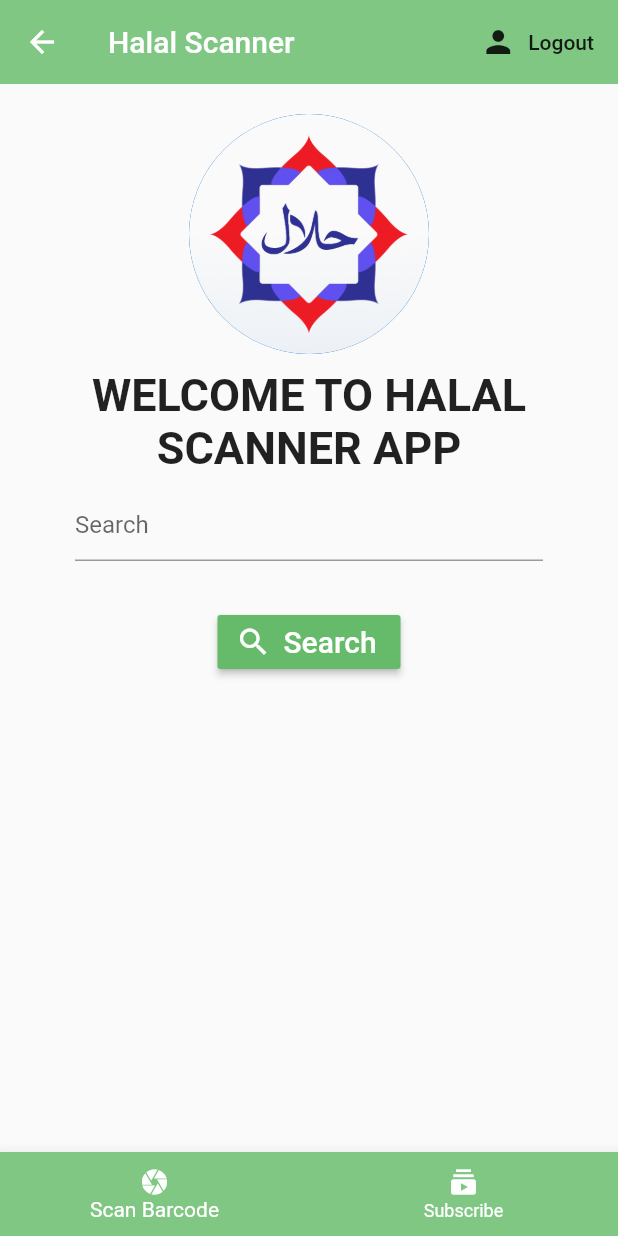
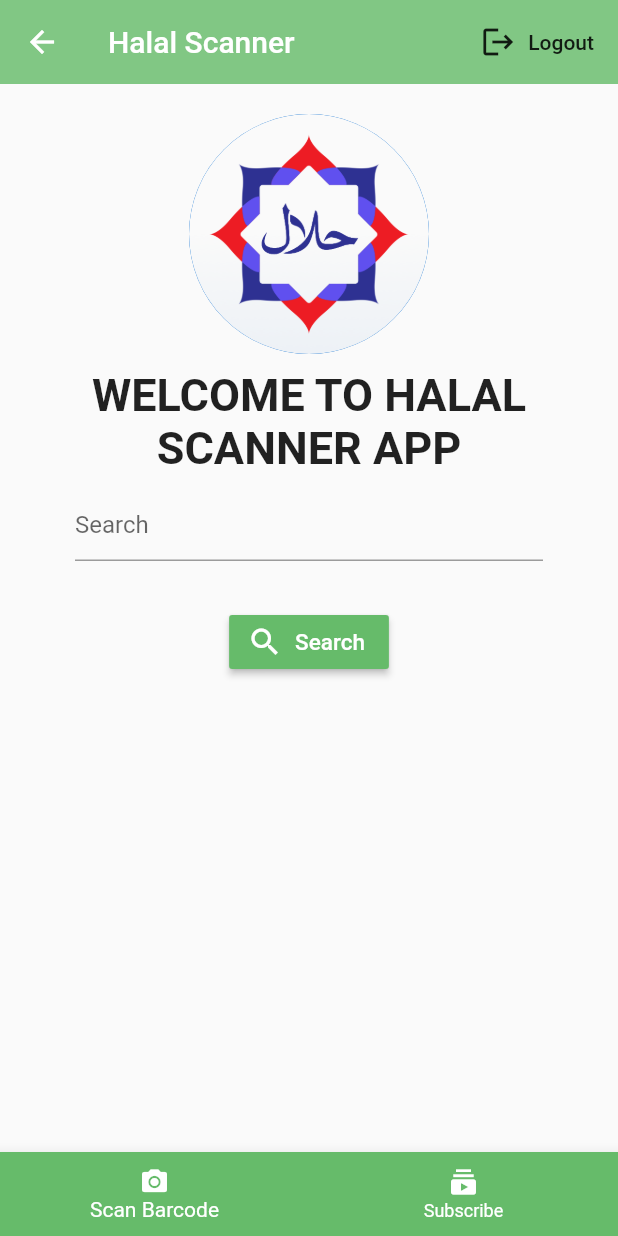
Before and after one commit to aimihelwany/halal_scanner-1, a Flutter app: the Dashboard screen opened directly, on a phone screen of 412 x 824 dp. Run offline on Flutter 3.47's test engine with Material 2 defaults, Android fonts, the phone set to English and light mode, and no system bars.

Commit message:
second commit

```diff
--- a/lib/dashboard.dart
+++ b/lib/dashboard.dart
@@ -17,7 +17,7 @@ class _DashboardState extends State<Dashboard> {
         title: Text('Halal Scanner'),
         actions: <Widget>[
           FlatButton.icon(
-            icon: Icon(Icons.person),
+            icon: Icon(Icons.logout),
             label: Text('Logout'),
             onPressed: () {
               Navigator.push(
@@ -79,7 +79,7 @@ class _DashboardState extends State<Dashboard> {
                 'Search',
                 style: TextStyle(
                   color: Colors.white,
-                  fontSize: 20.0,
+                  fontSize: 15.0,
                 ),
               ),
               color: Colors.green[400],
@@ -96,13 +96,13 @@ class _DashboardState extends State<Dashboard> {
         ),
       ),
       bottomNavigationBar: BottomNavigationBar(
-        backgroundColor: Colors.green[300],
+        backgroundColor: Colors.green[400],
         unselectedItemColor: Colors.white,
         selectedItemColor: Colors.white,
         iconSize: 20.0,
         items: [
           BottomNavigationBarItem(
-            icon: Icon(Icons.camera),
+            icon: Icon(Icons.camera_alt),
             label: 'Scan Barcode',
           ),
           BottomNavigationBarItem(
```
